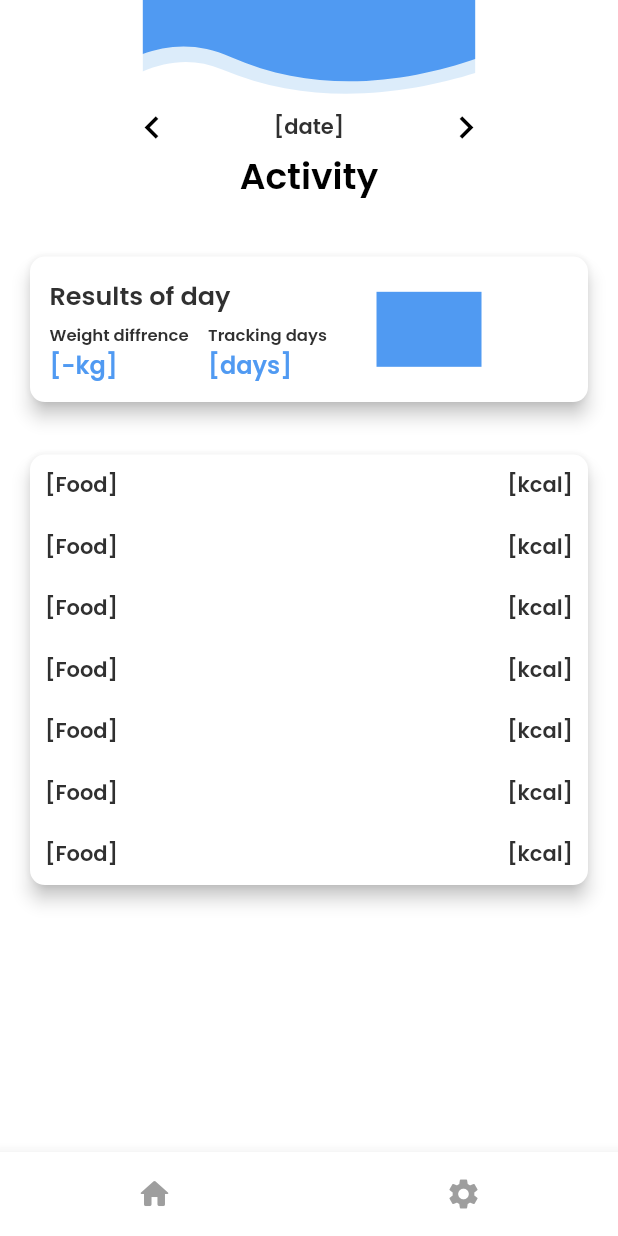
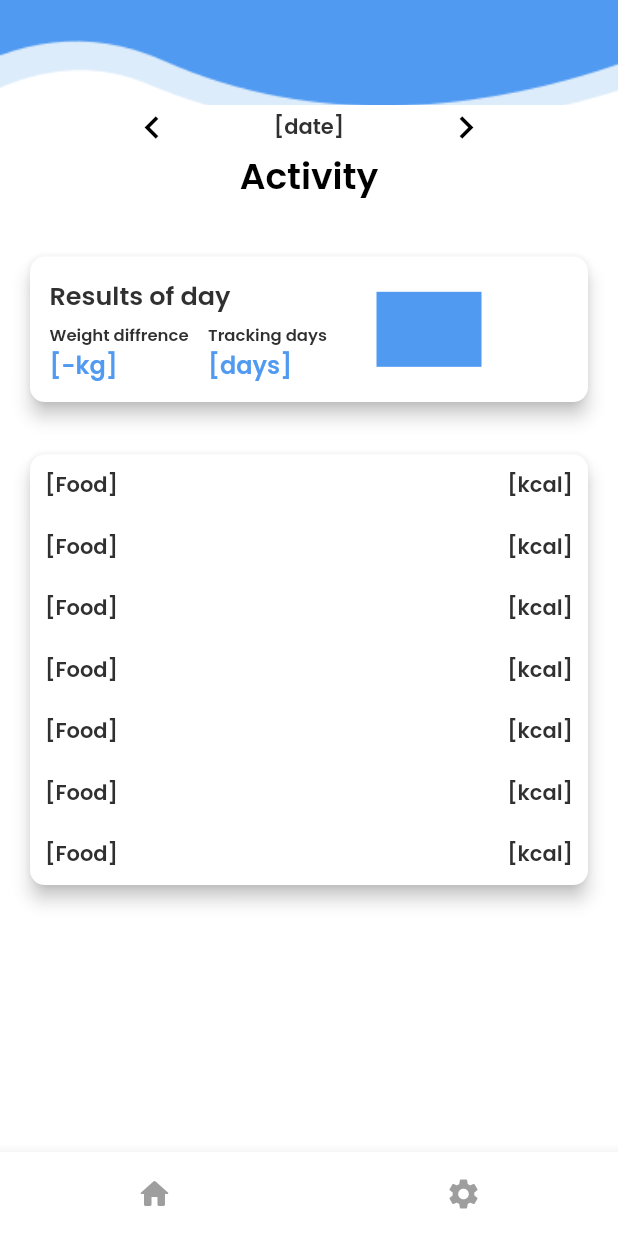
Before and after one commit to OstapFilipenko/Foody, a Flutter app: the screen it shows after launch, on a phone screen of 412 x 824 dp. Run offline on Flutter 3.47's test engine with Material 2 defaults, Android fonts, the phone set to English and light mode, and no system bars; our stand-ins replace auto_size_text, built_collection, built_value, cloud_firestore, firebase_core, flutter_svg and 5 more; accounts and stored records are empty; generated files the repository leaves out were written again.

Commit message:
cahnged the appbar

```diff
--- a/lib/home_page/home_page_widget.dart
+++ b/lib/home_page/home_page_widget.dart
@@ -47,10 +47,18 @@ class _HomePageWidgetState extends State<HomePageWidget>
           backgroundColor: Color(0x00FFFFFF),
           automaticallyImplyLeading: false,
           flexibleSpace: Align(
-            alignment: Alignment(0, 0),
-            child: SizedBox.expand(
-              child: SvgPicture.asset(
-                'assets/images/headerS.svg',
+            alignment: Alignment(0.05, 0),
+            child: Container(
+              width: MediaQuery.of(context).size.width,
+              height: MediaQuery.of(context).size.height * 1,
+              decoration: BoxDecoration(
+                image: DecorationImage(
+                  fit: BoxFit.fitWidth,
+                  image: Image.asset(
+                    'assets/images/header.png',
+                  ).image,
+                ),
+                shape: BoxShape.rectangle,
               ),
             ),
           ),
```
